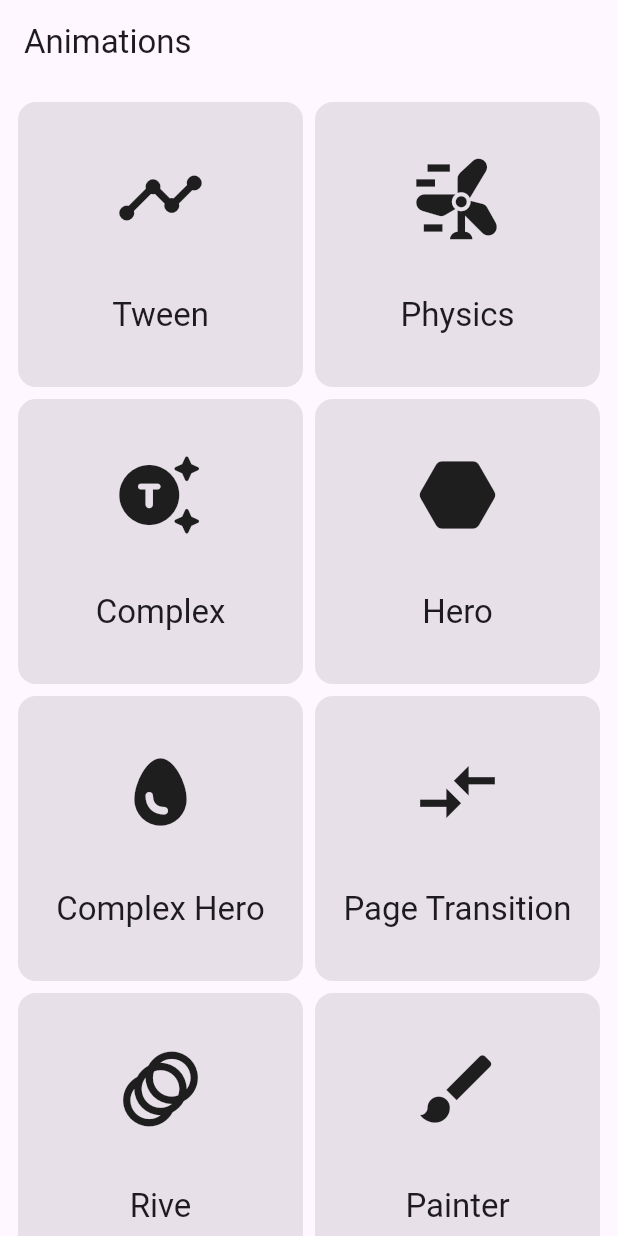
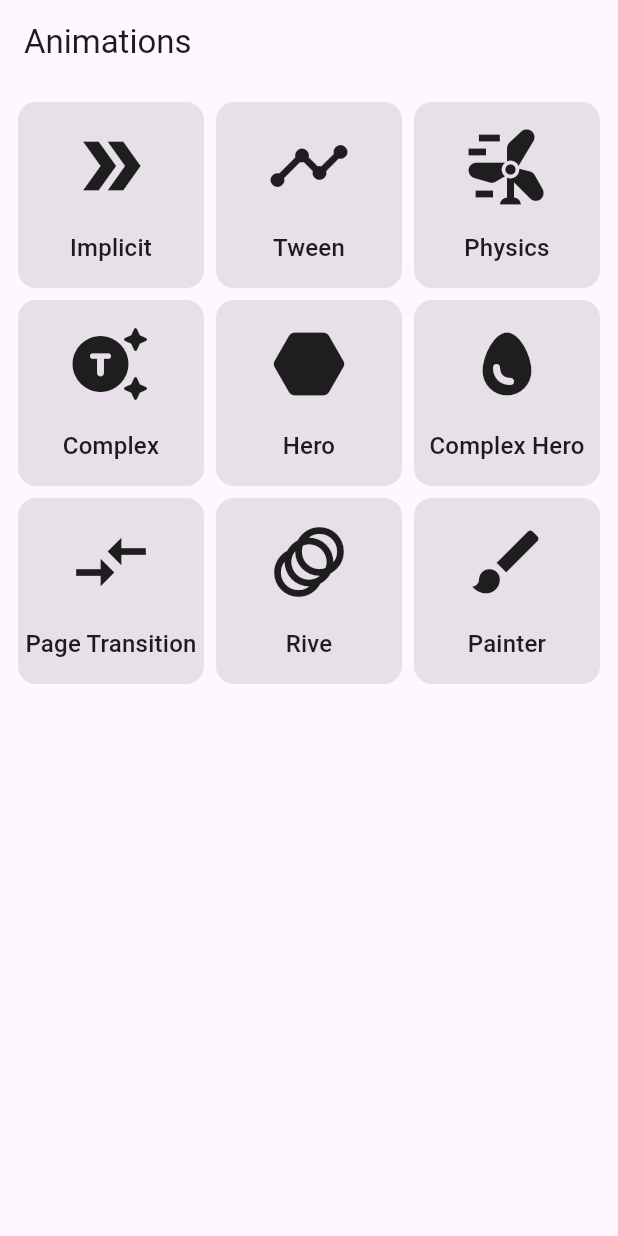
Before and after one commit to glebosotov/flutter-education-complex-animations, a Flutter app: the screen it shows after launch, on a phone screen of 412 x 824 dp. Run offline on Flutter 3.47's test engine with Material 3 defaults, Android fonts, the phone set to English and light mode, and no system bars; our stand-ins replace google_fonts, rive; missing offline and left inert: foil.

Commit message:
feat: add simple example

```diff
--- a/lib/main.dart
+++ b/lib/main.dart
@@ -7,6 +7,7 @@ import 'package:interactive_animation_demo/physics_page.dart';
 import 'package:interactive_animation_demo/rive.dart';
 
 import 'complex_animation/complex_animation.dart';
+import 'implicit_page.dart';
 import 'tween_page.dart';
 
 void main() {
@@ -41,8 +42,13 @@ class HomePage extends StatelessWidget {
       body: SafeArea(
         child: GridView.count(
           padding: const EdgeInsets.all(8),
-          crossAxisCount: 2,
+          crossAxisCount: 3,
           children: const [
+            _GridTile(
+              name: 'Implicit',
+              icon: Icons.double_arrow_sharp,
+              destination: ImplicitPage(),
+            ),
             _GridTile(
               name: 'Tween',
               icon: Icons.timeline,
@@ -118,11 +124,12 @@ class _GridTile extends StatelessWidget {
           children: [
             Icon(
               icon,
-              size: 60,
+              size: 56,
             ),
             Text(
               name,
-              style: Theme.of(context).textTheme.titleLarge,
+              textAlign: TextAlign.center,
+              style: Theme.of(context).textTheme.titleMedium,
             ),
           ],
         ),
```
Also changed, not shown: lib/complex_animation/page.dart (+3 -23 lines), lib/component.dart (added, +22 -0 lines), lib/implicit_page.dart (added, +36 -0 lines).
